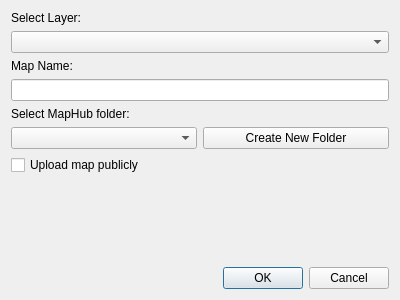
Before: the Qt Designer form ui/UploadMapDialog.ui in maphub-co/maphub-qgis, drawn with Qt 5.
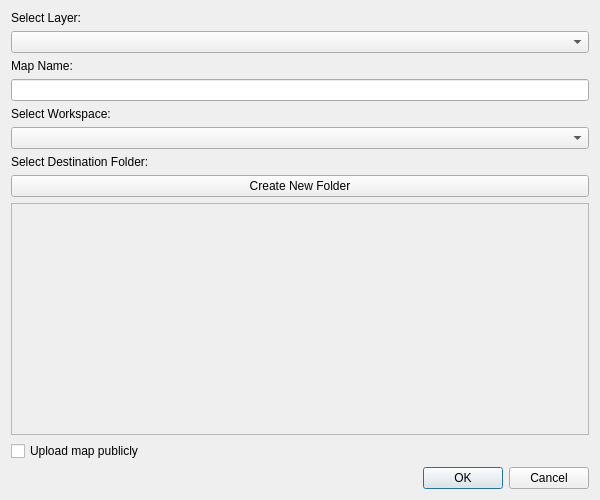
After: the same form once the commit is applied.

Commit message: ✨ [uploadmapdialog] Add workspace-based folder navigation and selection

```diff
--- a/ui/UploadMapDialog.ui
+++ b/ui/UploadMapDialog.ui
@@ -6,8 +6,8 @@
             <rect>
                 <x>0</x>
                 <y>0</y>
-                <width>400</width>
-                <height>300</height>
+                <width>600</width>
+                <height>500</height>
             </rect>
         </property>
         <property name="windowTitle">
@@ -34,18 +34,25 @@
             <item>
                 <widget class="QLineEdit" name="lineEdit_map_name"/>
             </item>
+            <item>
+                <widget class="QLabel" name="label_workspace">
+                    <property name="text">
+                        <string>Select Workspace:</string>
+                    </property>
+                </widget>
+            </item>
+            <item>
+                <widget class="QComboBox" name="comboBox_workspace"/>
+            </item>
             <item>
                 <widget class="QLabel" name="label_folder">
                     <property name="text">
-                        <string>Select MapHub folder:</string>
+                        <string>Select Destination Folder:</string>
                     </property>
                 </widget>
             </item>
             <item>
                 <layout class="QHBoxLayout" name="horizontalLayout_folder">
-                    <item>
-                        <widget class="QComboBox" name="comboBox_folder"/>
-                    </item>
                     <item>
                         <widget class="QPushButton" name="btn_create_folder">
                             <property name="text">
@@ -55,6 +62,37 @@
                     </item>
                 </layout>
             </item>
+            <item>
+                <widget class="QScrollArea" name="scrollArea">
+                    <property name="widgetResizable">
+                        <bool>true</bool>
+                    </property>
+                    <widget class="QWidget" name="scrollAreaWidgetContents">
+                        <layout class="QVBoxLayout" name="verticalLayout_2">
+                            <item>
+                                <widget class="QWidget" name="folderContainer" native="true">
+                                    <layout class="QVBoxLayout" name="folderLayout">
+                                        <!-- Folder items will be added here programmatically -->
+                                    </layout>
+                                </widget>
+                            </item>
+                            <item>
+                                <spacer name="verticalSpacer_2">
+                                    <property name="orientation">
+                                        <enum>Qt::Vertical</enum>
+                                    </property>
+                                    <property name="sizeHint" stdset="0">
+                                        <size>
+                                            <width>20</width>
+                                            <height>40</height>
+                                        </size>
+                                    </property>
+                                </spacer>
+                            </item>
+                        </layout>
+                    </widget>
+                </widget>
+            </item>
             <item>
                 <widget class="QCheckBox" name="checkBox_public">
                     <property name="text">
@@ -65,19 +103,6 @@
                     </property>
                 </widget>
             </item>
-            <item>
-                <spacer name="verticalSpacer">
-                    <property name="orientation">
-                        <enum>Qt::Vertical</enum>
-                    </property>
-                    <property name="sizeHint" stdset="0">
-                        <size>
-                            <width>20</width>
-                            <height>40</height>
-                        </size>
-                    </property>
-                </spacer>
-            </item>
             <item>
                 <widget class="QDialogButtonBox" name="button_box">
                     <property name="orientation">
```
The commit also changes 3 other files.
